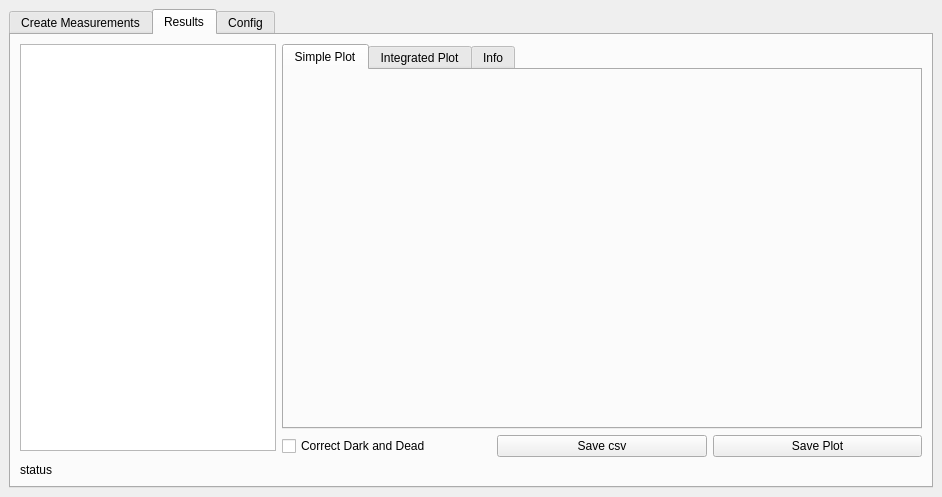
This is GUI/dependencies/mainWindow.ui in Davidxdydz/VUVControl as Qt 5 draws it before an edit. The edited form follows.
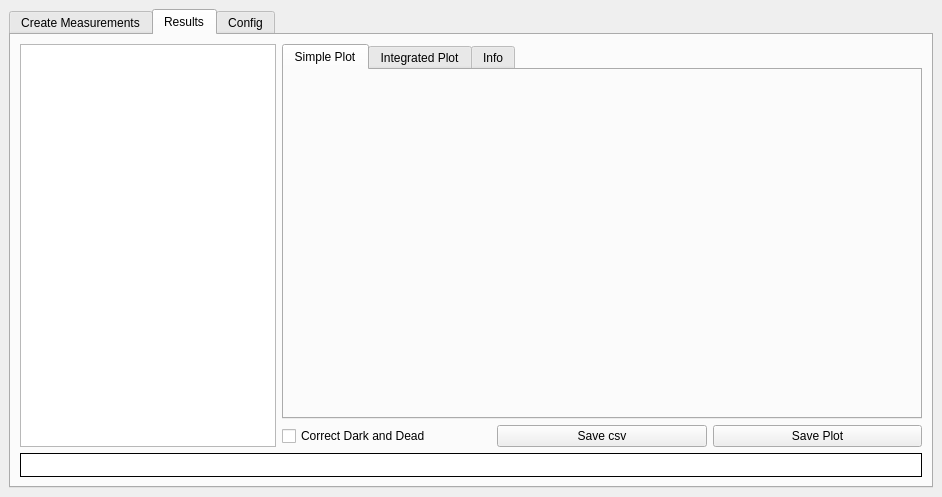
This is the edited form. The open tabs and pages were chosen to show the change.

```diff
--- a/GUI/dependencies/mainWindow.ui
+++ b/GUI/dependencies/mainWindow.ui
@@ -425,7 +425,7 @@
        <layout class="QVBoxLayout" name="verticalLayout_6">
         <item>
          <layout class="QGridLayout" name="gridLayout_6">
-          <item row="0" column="0">
+          <item row="0" column="0" rowspan="2">
            <widget class="QListWidget" name="resultsList">
             <property name="sizePolicy">
              <sizepolicy hsizetype="Maximum" vsizetype="Expanding">
@@ -438,20 +438,7 @@
             </property>
            </widget>
           </item>
-          <item row="2" column="0" colspan="4">
-           <widget class="QLabel" name="statusLabel">
-            <property name="sizePolicy">
-             <sizepolicy hsizetype="Preferred" vsizetype="Preferred">
-              <horstretch>0</horstretch>
-              <verstretch>0</verstretch>
-             </sizepolicy>
-            </property>
-            <property name="text">
-             <string>status</string>
-            </property>
-           </widget>
-          </item>
-          <item row="0" column="1" rowspan="2" colspan="3">
+          <item row="0" column="1" rowspan="2" colspan="2">
            <layout class="QGridLayout" name="gridLayout_14">
             <item row="1" column="1">
              <widget class="QPushButton" name="saveMeasurementButton">
@@ -550,6 +537,40 @@
             </item>
            </layout>
           </item>
+          <item row="2" column="0" colspan="3">
+           <widget class="QProgressBar" name="progressBar">
+            <property name="styleSheet">
+             <string notr="true">QProgressBar::chunk {
+     background-color: #00AA00;
+     width: 1px;
+ }
+
+ QProgressBar {
+     border: 1px solid black;
+     border-radius: 0px;
+     text-align: center;
+ }</string>
+            </property>
+            <property name="maximum">
+             <number>10000</number>
+            </property>
+            <property name="value">
+             <number>0</number>
+            </property>
+            <property name="alignment">
+             <set>Qt::AlignLeading|Qt::AlignLeft|Qt::AlignVCenter</set>
+            </property>
+            <property name="textVisible">
+             <bool>true</bool>
+            </property>
+            <property name="invertedAppearance">
+             <bool>false</bool>
+            </property>
+            <property name="format">
+             <string/>
+            </property>
+           </widget>
+          </item>
          </layout>
         </item>
        </layout>
```
Left out of the diff: 2 changed lines with no effect on the pictures.
